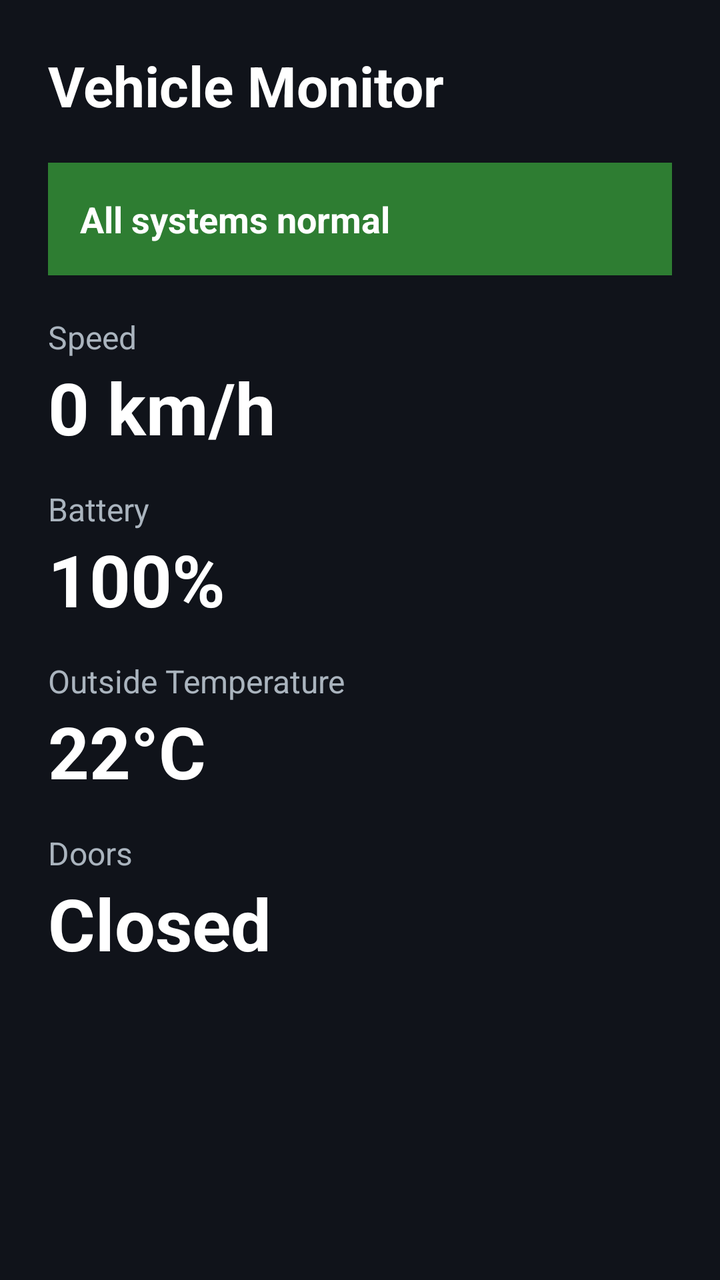
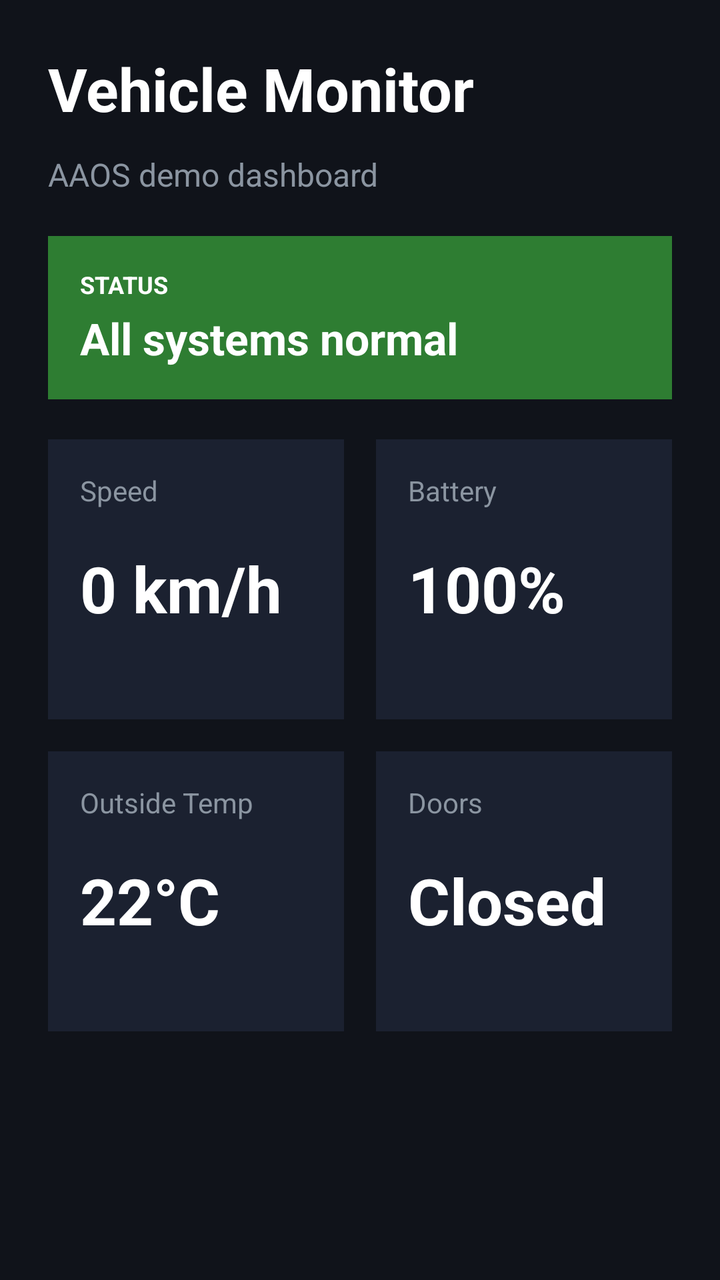

An Android layout rendered at two revisions. The XML below is the earlier revision; the diff shows what the commit changed to produce the second picture.
<!-- AndroidManifest.xml: application theme Theme.Aaosvehiclemonitor -->
<!-- res/layout/activity_main.xml -->
<?xml version="1.0" encoding="utf-8"?>
<ScrollView xmlns:android="http://schemas.android.com/apk/res/android"
    android:layout_width="match_parent"
    android:layout_height="match_parent"
    android:fillViewport="true"
    android:background="#10131A">

    <LinearLayout
        android:layout_width="match_parent"
        android:layout_height="wrap_content"
        android:orientation="vertical"
        android:padding="24dp">

        <TextView
            android:id="@+id/titleText"
            android:layout_width="wrap_content"
            android:layout_height="wrap_content"
            android:text="Vehicle Monitor"
            android:textColor="#FFFFFF"
            android:textSize="28sp"
            android:textStyle="bold"
            android:layout_marginBottom="20dp" />

        <TextView
            android:id="@+id/alertBanner"
            android:layout_width="match_parent"
            android:layout_height="wrap_content"
            android:text="All systems normal"
            android:textColor="#FFFFFF"
            android:textSize="18sp"
            android:textStyle="bold"
            android:padding="16dp"
            android:background="#2E7D32"
            android:layout_marginBottom="20dp" />

        <LinearLayout
            android:layout_width="match_parent"
            android:layout_height="wrap_content"
            android:orientation="vertical">

            <TextView
                android:layout_width="wrap_content"
                android:layout_height="wrap_content"
                android:text="Speed"
                android:textColor="#AAB4BE"
                android:textSize="16sp" />

            <TextView
                android:id="@+id/speedValue"
                android:layout_width="wrap_content"
                android:layout_height="wrap_content"
                android:text="0 km/h"
                android:textColor="#FFFFFF"
                android:textSize="36sp"
                android:textStyle="bold"
                android:layout_marginBottom="16dp" />

            <TextView
                android:layout_width="wrap_content"
                android:layout_height="wrap_content"
                android:text="Battery"
                android:textColor="#AAB4BE"
                android:textSize="16sp" />

            <TextView
                android:id="@+id/batteryValue"
                android:layout_width="wrap_content"
                android:layout_height="wrap_content"
                android:text="100%"
                android:textColor="#FFFFFF"
                android:textSize="36sp"
                android:textStyle="bold"
                android:layout_marginBottom="16dp" />

            <TextView
                android:layout_width="wrap_content"
                android:layout_height="wrap_content"
                android:text="Outside Temperature"
                android:textColor="#AAB4BE"
                android:textSize="16sp" />

            <TextView
                android:id="@+id/tempValue"
                android:layout_width="wrap_content"
                android:layout_height="wrap_content"
                android:text="22°C"
                android:textColor="#FFFFFF"
                android:textSize="36sp"
                android:textStyle="bold"
                android:layout_marginBottom="16dp" />

            <TextView
                android:layout_width="wrap_content"
                android:layout_height="wrap_content"
                android:text="Doors"
                android:textColor="#AAB4BE"
                android:textSize="16sp" />

            <TextView
                android:id="@+id/doorValue"
                android:layout_width="wrap_content"
                android:layout_height="wrap_content"
                android:text="Closed"
                android:textColor="#FFFFFF"
                android:textSize="36sp"
                android:textStyle="bold" />

        </LinearLayout>

    </LinearLayout>
</ScrollView>
<!-- resources referenced by this layout -->
<resources>
  <style name="Theme.Aaosvehiclemonitor" parent="Base.Theme.Aaosvehiclemonitor" />
  <style name="Base.Theme.Aaosvehiclemonitor" parent="Theme.Material3.DayNight.NoActionBar">
          
          
      </style>
</resources>

<!-- the commit's change to res/layout/activity_main.xml (unified diff, before → after) -->
@@ -17,94 +17,170 @@
             android:layout_height="wrap_content"
             android:text="Vehicle Monitor"
             android:textColor="#FFFFFF"
-            android:textSize="28sp"
+            android:textSize="30sp"
             android:textStyle="bold"
+            android:layout_marginBottom="12dp" />
+
+        <TextView
+            android:id="@+id/subtitleText"
+            android:layout_width="wrap_content"
+            android:layout_height="wrap_content"
+            android:text="AAOS demo dashboard"
+            android:textColor="#8B95A1"
+            android:textSize="16sp"
             android:layout_marginBottom="20dp" />
 
-        <TextView
+        <LinearLayout
             android:id="@+id/alertBanner"
             android:layout_width="match_parent"
             android:layout_height="wrap_content"
-            android:text="All systems normal"
-            android:textColor="#FFFFFF"
-            android:textSize="18sp"
-            android:textStyle="bold"
+            android:orientation="vertical"
             android:padding="16dp"
             android:background="#2E7D32"
-            android:layout_marginBottom="20dp" />
+            android:layout_marginBottom="20dp">
+
+            <TextView
+                android:id="@+id/alertTitle"
+                android:layout_width="wrap_content"
+                android:layout_height="wrap_content"
+                android:text="STATUS"
+                android:textAllCaps="true"
+                android:textColor="#FFFFFF"
+                android:textSize="12sp"
+                android:textStyle="bold" />
+
+            <TextView
+                android:id="@+id/alertMessage"
+                android:layout_width="wrap_content"
+                android:layout_height="wrap_content"
+                android:text="All systems normal"
+                android:textColor="#FFFFFF"
+                android:textSize="22sp"
+                android:textStyle="bold"
+                android:layout_marginTop="4dp" />
+        </LinearLayout>
 
         <LinearLayout
             android:layout_width="match_parent"
             android:layout_height="wrap_content"
-            android:orientation="vertical">
+            android:orientation="horizontal"
+            android:weightSum="2"
+            android:layout_marginBottom="16dp">
 
-            <TextView
-                android:layout_width="wrap_content"
-                android:layout_height="wrap_content"
-                android:text="Speed"
-                android:textColor="#AAB4BE"
-                android:textSize="16sp" />
+            <LinearLayout
+                android:layout_width="0dp"
+                android:layout_height="140dp"
+                android:layout_weight="1"
+                android:orientation="vertical"
+                android:background="#1B2130"
+                android:padding="16dp"
+                android:layout_marginEnd="8dp">
 
-            <TextView
-                android:id="@+id/speedValue"
-                android:layout_width="wrap_content"
-                android:layout_height="wrap_content"
-                android:text="0 km/h"
-                android:textColor="#FFFFFF"
-                android:textSize="36sp"
-                android:textStyle="bold"
-                android:layout_marginBottom="16dp" />
+                <TextView
+                    android:layout_width="wrap_content"
+                    android:layout_height="wrap_content"
+                    android:text="Speed"
+                    android:textColor="#8B95A1"
+                    android:textSize="14sp" />
 
-            <TextView
-                android:layout_width="wrap_content"
-                android:layout_height="wrap_content"
-                android:text="Battery"
-                android:textColor="#AAB4BE"
-                android:textSize="16sp" />
+                <TextView
+                    android:id="@+id/speedValue"
+                    android:layout_width="wrap_content"
+                    android:layout_height="wrap_content"
+                    android:text="0 km/h"
+                    android:textColor="#FFFFFF"
+                    android:textSize="32sp"
+                    android:textStyle="bold"
+                    android:layout_marginTop="18dp" />
+            </LinearLayout>
 
-            <TextView
-                android:id="@+id/batteryValue"
-                android:layout_width="wrap_content"
-                android:layout_height="wrap_content"
-                android:text="100%"
-                android:textColor="#FFFFFF"
-                android:textSize="36sp"
-                android:textStyle="bold"
-                android:layout_marginBottom="16dp" />
+            <LinearLayout
+                android:layout_width="0dp"
+                android:layout_height="140dp"
+                android:layout_weight="1"
+                android:orientation="vertical"
+                android:background="#1B2130"
+                android:padding="16dp"
+                android:layout_marginStart="8dp">
 
-            <TextView
-                android:layout_width="wrap_content"
-                android:layout_height="wrap_content"
-                android:text="Outside Temperature"
-                android:textColor="#AAB4BE"
-                android:textSize="16sp" />
+                <TextView
+                    android:layout_width="wrap_content"
+                    android:layout_height="wrap_content"
+                    android:text="Battery"
+                    android:textColor="#8B95A1"
+                    android:textSize="14sp" />
 
-            <TextView
-                android:id="@+id/tempValue"
-                android:layout_width="wrap_content"
-                android:layout_height="wrap_content"
-                android:text="22°C"
-                android:textColor="#FFFFFF"
-                android:textSize="36sp"
-                android:textStyle="bold"
-                android:layout_marginBottom="16dp" />
+                <TextView
+                    android:id="@+id/batteryValue"
+                    android:layout_width="wrap_content"
+                    android:layout_height="wrap_content"
+                    android:text="100%"
+                    android:textColor="#FFFFFF"
+                    android:textSize="32sp"
+                    android:textStyle="bold"
+                    android:layout_marginTop="18dp" />
+            </LinearLayout>
+        </LinearLayout>
 
-            <TextView
-                android:layout_width="wrap_content"
-                android:layout_height="wrap_content"
-                android:text="Doors"
-                android:textColor="#AAB4BE"
-                android:textSize="16sp" />
+        <LinearLayout
+            android:layout_width="match_parent"
+            android:layout_height="wrap_content"
+            android:orientation="horizontal"
+            android:weightSum="2">
 
-            <TextView
-                android:id="@+id/doorValue"
-                android:layout_width="wrap_content"
-                android:layout_height="wrap_content"
-                android:text="Closed"
-                android:textColor="#FFFFFF"
-                android:textSize="36sp"
-                android:textStyle="bold" />
+            <LinearLayout
+                android:layout_width="0dp"
+                android:layout_height="140dp"
+                android:layout_weight="1"
+                android:orientation="vertical"
+                android:background="#1B2130"
+                android:padding="16dp"
+                android:layout_marginEnd="8dp">
 
+                <TextView
+                    android:layout_width="wrap_content"
+                    android:layout_height="wrap_content"
+                    android:text="Outside Temp"
+                    android:textColor="#8B95A1"
+                    android:textSize="14sp" />
+
+                <TextView
+                    android:id="@+id/tempValue"
+                    android:layout_width="wrap_content"
+                    android:layout_height="wrap_content"
+                    android:text="22°C"
+                    android:textColor="#FFFFFF"
+                    android:textSize="32sp"
+                    android:textStyle="bold"
+                    android:layout_marginTop="18dp" />
+            </LinearLayout>
+
+            <LinearLayout
+                android:layout_width="0dp"
+                android:layout_height="140dp"
+                android:layout_weight="1"
+                android:orientation="vertical"
+                android:background="#1B2130"
+                android:padding="16dp"
+                android:layout_marginStart="8dp">
+
+                <TextView
+                    android:layout_width="wrap_content"
+                    android:layout_height="wrap_content"
+                    android:text="Doors"
+                    android:textColor="#8B95A1"
+                    android:textSize="14sp" />
+
+                <TextView
+                    android:id="@+id/doorValue"
+                    android:layout_width="wrap_content"
+                    android:layout_height="wrap_content"
+                    android:text="Closed"
+                    android:textColor="#FFFFFF"
+                    android:textSize="32sp"
+                    android:textStyle="bold"
+                    android:layout_marginTop="18dp" />
+            </LinearLayout>
         </LinearLayout>
 
     </LinearLayout>
